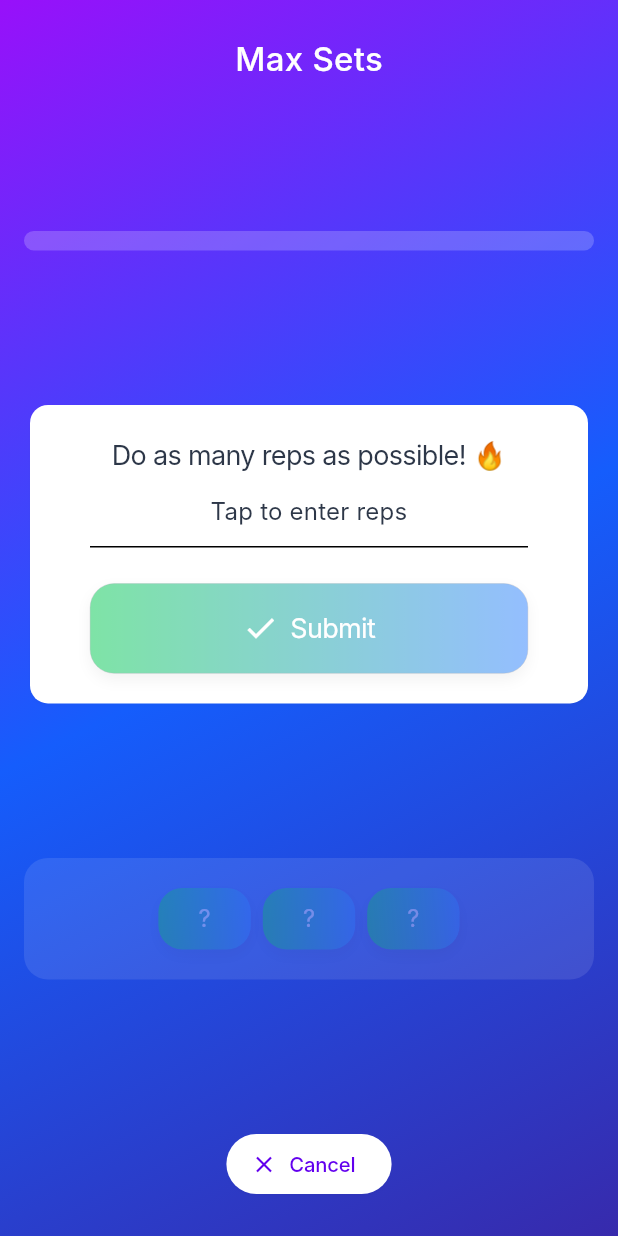
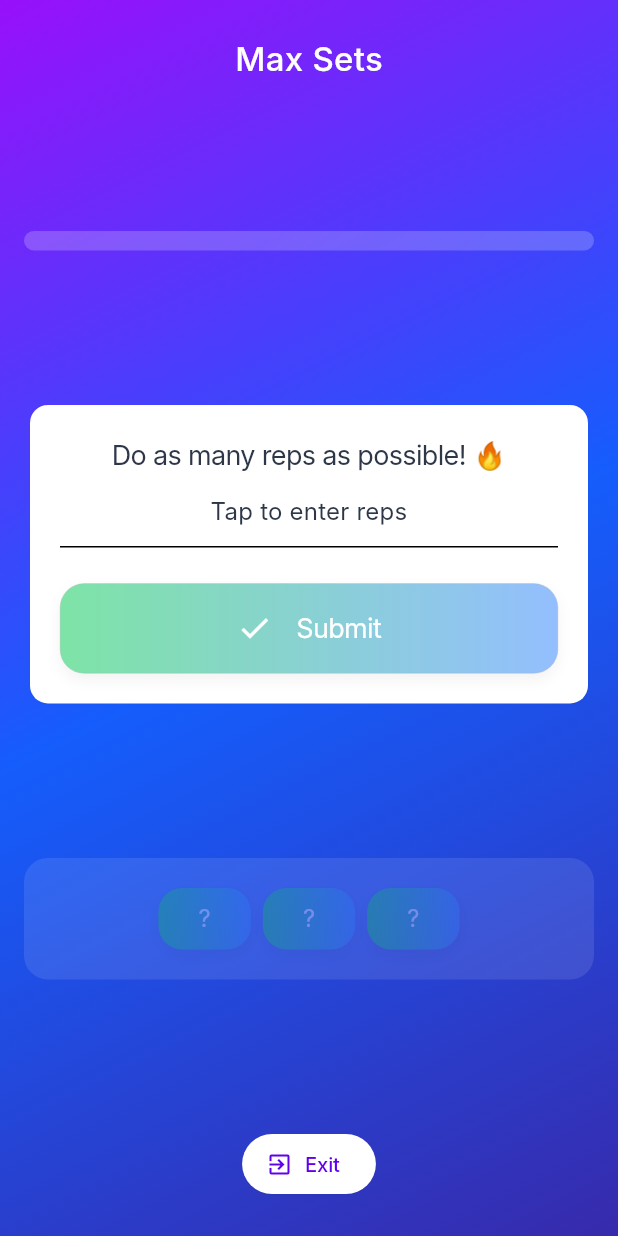
Before and after one commit to SaturnFromTitan/pull-up-ritual, a Flutter app: the screen it shows after launch, after a tap on "Start Workout", on a phone screen of 412 x 824 dp. Run offline on Flutter 3.47's test engine with Material 3 defaults, Android fonts, the phone set to English and light mode, and no system bars; Roboto replaces fonts that are missing (Inter).

Commit message:
feat: style primary buttons of ladders workout

```diff
--- a/lib/common/widgets/gradient_button.dart
+++ b/lib/common/widgets/gradient_button.dart
@@ -35,7 +35,7 @@ class GradientButton extends StatelessWidget {
             mainAxisAlignment: MainAxisAlignment.center,
             children: [
               icon,
-              const SizedBox(width: AppSpacing.sm),
+              const SizedBox(width: AppSpacing.md),
               Text(text, style: AppTypography.headlineMedium),
             ],
           ),
--- a/lib/common/widgets/screen_scaffold.dart
+++ b/lib/common/widgets/screen_scaffold.dart
@@ -11,9 +11,6 @@ class ScreenScaffold extends StatelessWidget {
     required this.child,
     this.bottomNavigationBar,
   });
-
-  static const double _screenPaddingHorizontal = AppSpacing.md;
-  static const double _screenPaddingVertical = AppSpacing.lg;
 
   @override
   Widget build(BuildContext context) {
@@ -31,8 +28,8 @@ class ScreenScaffold extends StatelessWidget {
 
               return Padding(
                 padding: const EdgeInsets.symmetric(
-                  horizontal: _screenPaddingHorizontal,
-                  vertical: _screenPaddingVertical,
+                  horizontal: AppSpacing.md,
+                  vertical: AppSpacing.lg,
                 ),
                 child: DefaultTextStyle.merge(
                   style: TextStyle(color: textColor),
--- a/lib/features/workout/screens/workouts/_base_workout_screen.dart
+++ b/lib/features/workout/screens/workouts/_base_workout_screen.dart
@@ -106,10 +106,7 @@ abstract class BaseWorkoutState<T extends BaseWorkoutScreen> extends State<T> {
             width: double.infinity,
             child: Card(
               child: Padding(
-                padding: EdgeInsets.symmetric(
-                  horizontal: AppSpacing.paddingBig,
-                  vertical: AppSpacing.paddingSmall,
-                ),
+                padding: EdgeInsets.all(AppSpacing.paddingSmall),
                 child: Column(
                   children: [
                     targetReps == null
@@ -153,7 +150,7 @@ abstract class BaseWorkoutState<T extends BaseWorkoutScreen> extends State<T> {
               numExpectedCards: workoutProvider.workout.maxGroups,
             ),
           ),
-          HomeButton(text: "Cancel", icon: Icons.close),
+          HomeButton(text: "Exit", icon: Icons.exit_to_app),
         ],
       ),
     );
```
Also changed, not shown: lib/features/workout/screens/workouts/ladders_screen.dart (+24 -7 lines).
